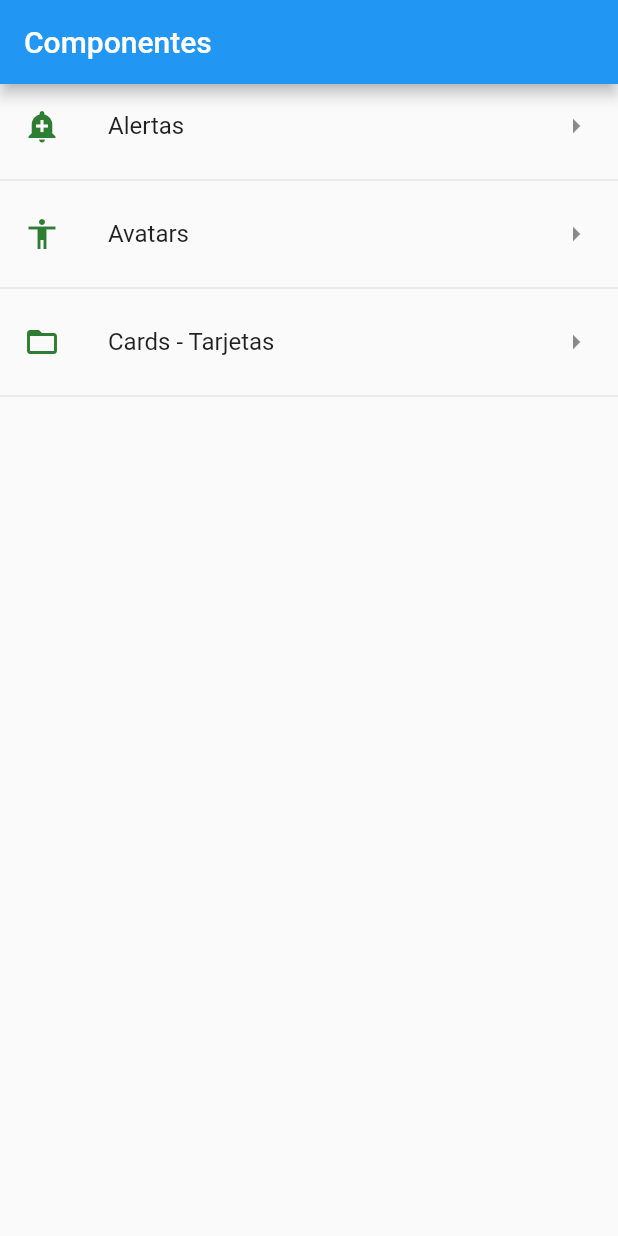
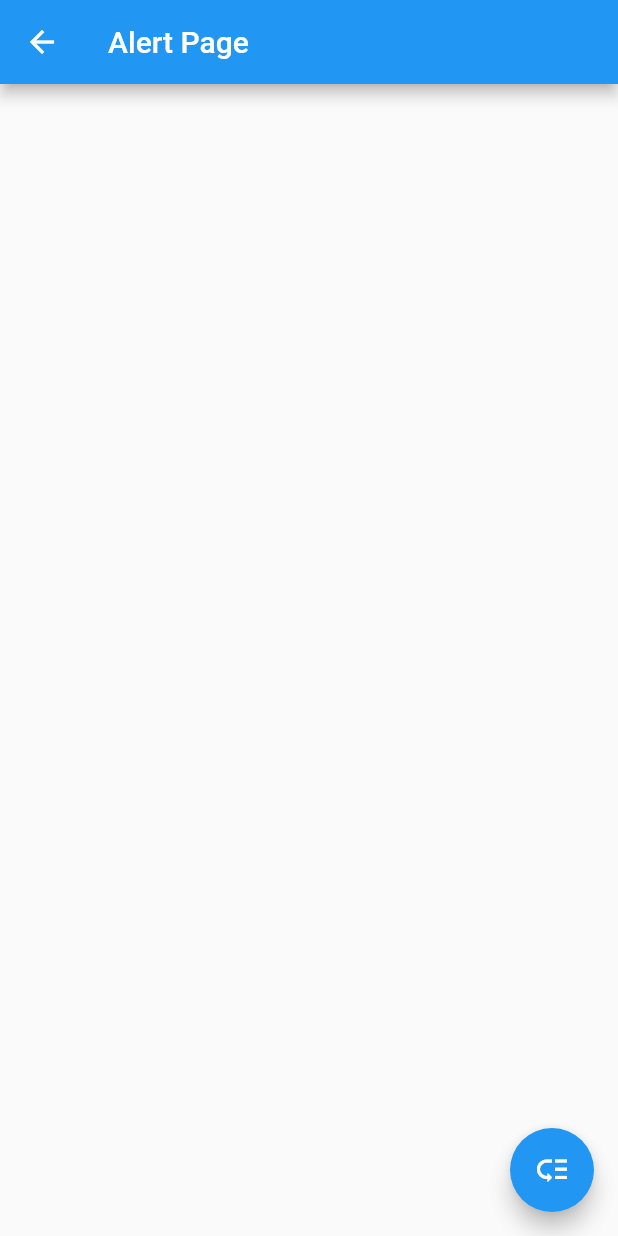
Before and after one commit to shamuelxd4/proyecto_2_flutter, a Flutter app: the screen it shows after launch, after a tap on "Cards - Tarjetas", on a phone screen of 412 x 824 dp. Run offline on Flutter 3.47's test engine with Material 2 defaults, Android fonts, the phone set to English and light mode, and no system bars.

Commit message:
agregando routes y ventanas

```diff
--- a/lib/main.dart
+++ b/lib/main.dart
@@ -1,5 +1,8 @@
 import 'package:flutter/material.dart';
+import 'package:proy_2/src/page/alert_page.dart';
+import 'package:proy_2/src/page/avatar_page.dart';
 import 'package:proy_2/src/page/home_page.dart';
+import 'package:proy_2/src/routes/routes.dart';
 
 void main() => runApp(MyApp());
 
@@ -9,7 +12,16 @@ class MyApp extends StatelessWidget {
     return MaterialApp(
       title: 'Componentes App',
       debugShowCheckedModeBanner: false,
-      home: HomePage()
+
+      initialRoute: '/',
+      routes: getAplicationRoutes(),
+      onGenerateRoute: ( RouteSettings settings ){
+        return MaterialPageRoute(
+          builder: (BuildContext context) => AlertPage()
+        );
+      },
+
+
     );
   }
 }
--- /dev/null
+++ b/lib/src/page/alert_page.dart
@@ -0,0 +1,20 @@
+import 'package:flutter/material.dart';
+
+class AlertPage extends StatelessWidget {
+
+  @override
+  Widget build(BuildContext context) {
+    return Scaffold(
+      appBar: AppBar(
+        title: Text('Alert Page'),
+      ),
+      floatingActionButton: FloatingActionButton(
+
+        child: Icon(Icons.low_priority),
+        onPressed: () {
+          Navigator.pop(context);
+        },
+      ),
+    );
+  }
+}
--- /dev/null
+++ b/lib/src/page/avatar_page.dart
@@ -0,0 +1,13 @@
+import 'package:flutter/material.dart';
+
+class AvatarPage extends StatelessWidget {
+
+  @override
+  Widget build(BuildContext context) {
+    return Scaffold(
+      appBar: AppBar(
+        title: Text('Avatar Page'),
+      ),
+    );
+  }
+}
--- a/lib/src/page/home_page.dart
+++ b/lib/src/page/home_page.dart
@@ -24,7 +24,7 @@ class HomePage extends StatelessWidget {
       builder: (context, AsyncSnapshot<List<dynamic>> snapshot){
 
         return ListView(
-          children: _listaItems( snapshot.data ),
+          children: _listaItems( snapshot.data, context),
         );
 
       },
@@ -34,18 +34,26 @@ class HomePage extends StatelessWidget {
 
   }
 
-  List<Widget> _listaItems( List<dynamic> data) {
+  List<Widget> _listaItems( List<dynamic> data, BuildContext context) {
 
     final List<Widget> opciones = [];
 
-    data.forEach((element) {
+    data.forEach((opt) {
 
       final widgetTemp = ListTile(
-        title: Text(element['texto']),
-        leading: getIcon(element['icon']),
+        title: Text(opt['texto']),
+        leading: getIcon(opt['icon']),
         trailing: Icon(Icons.arrow_right),
         onTap: () {
 
+          Navigator.pushNamed(context, opt['ruta']);
+          /*
+          final route = MaterialPageRoute(
+            builder: (context) => AlertPage()
+          );
+
+          Navigator.push(context, route);
+          */
         },
       );
 
--- a/lib/src/page/home_temp.dart
+++ b/lib/src/page/home_temp.dart
@@ -15,7 +15,7 @@ class HomePageTemp extends StatelessWidget {
       ),
     );
   }
-
+/*
   List<Widget> _crearItems(){
 
     List<Widget> lista = new List<Widget>();
@@ -30,7 +30,7 @@ class HomePageTemp extends StatelessWidget {
     }
     return lista;
   }
-
+*/
   List<Widget> _crearItemsCorta() {
     return opciones.map(( item ){
       return Column(
--- /dev/null
+++ b/lib/src/routes/routes.dart
@@ -0,0 +1,14 @@
+import 'package:flutter/material.dart';
+
+import 'package:proy_2/src/page/alert_page.dart';
+import 'package:proy_2/src/page/avatar_page.dart';
+import 'package:proy_2/src/page/home_page.dart';
+
+
+Map<String, WidgetBuilder> getAplicationRoutes (){
+  return <String, WidgetBuilder>{
+  '/'      : (BuildContext context) => HomePage(),
+  'alert'  : (BuildContext context) => AlertPage(),
+  'avatar' : (BuildContext context) => AvatarPage(),
+  };
+}
```
